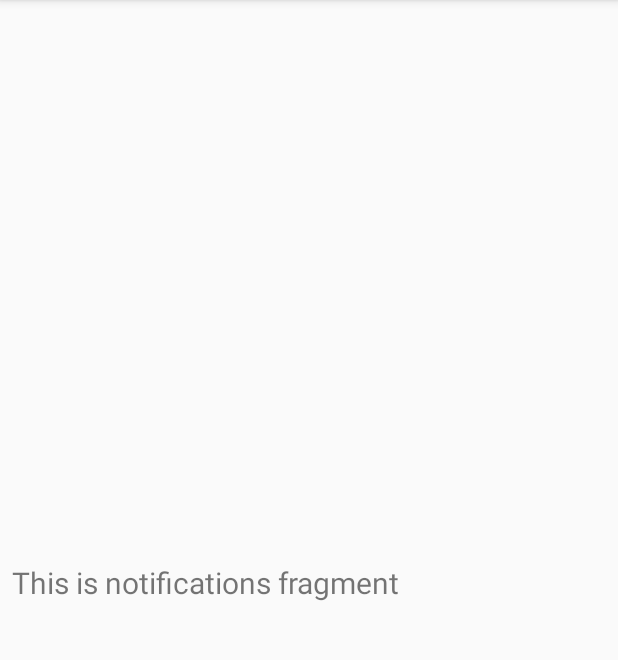
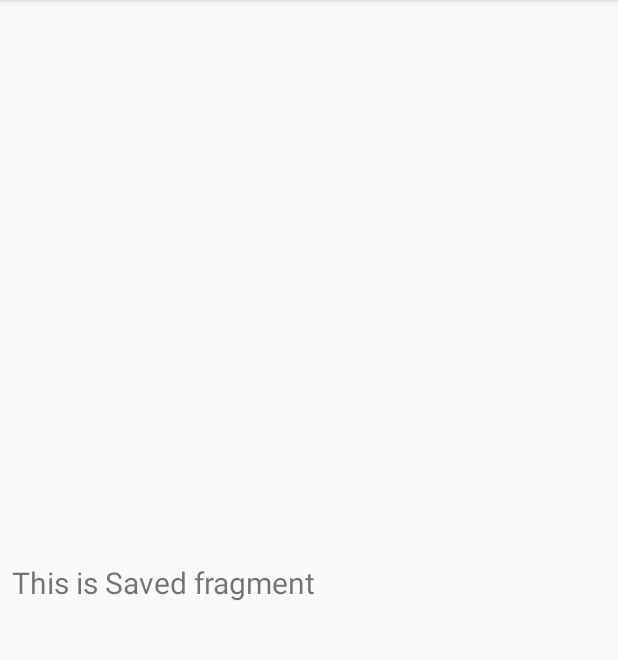
Before and after one commit to Busazhida/TaskApp.A2-1, an Android app: the fragment NotificationsFragment shown on its own in the app's theme, on a phone screen of 412 x 824 dp, the part 84-744 px from its top. Run offline under Robolectric (Android 15) with nearby library versions, the phone set to English and light mode, and no system bars.

Commit message:
Final commit

```diff
--- a/app/src/main/java/com/example/taskapp/ui/dashboard/DashboardViewModel.java
+++ b/app/src/main/java/com/example/taskapp/ui/dashboard/DashboardViewModel.java
@@ -10,7 +10,7 @@
 
     public DashboardViewModel() {
         mText = new MutableLiveData<>();
-        mText.setValue("This is dashboard fragment");
+        mText.setValue("This is Messages fragment");
     }
 
     public LiveData<String> getText() {
--- a/app/src/main/java/com/example/taskapp/ui/home/HomeViewModel.java
+++ b/app/src/main/java/com/example/taskapp/ui/home/HomeViewModel.java
@@ -10,7 +10,7 @@
 
     public HomeViewModel() {
         mText = new MutableLiveData<>();
-        mText.setValue("This is home fragment");
+        mText.setValue("This is Main fragment");
     }
 
     public LiveData<String> getText() {
--- a/app/src/main/java/com/example/taskapp/ui/notifications/NotificationsViewModel.java
+++ b/app/src/main/java/com/example/taskapp/ui/notifications/NotificationsViewModel.java
@@ -10,7 +10,7 @@
 
     public NotificationsViewModel() {
         mText = new MutableLiveData<>();
-        mText.setValue("This is notifications fragment");
+        mText.setValue("This is Saved fragment");
     }
 
     public LiveData<String> getText() {
--- a/app/src/main/res/layout/fragment_notifications.xml
+++ b/app/src/main/res/layout/fragment_notifications.xml
@@ -1,5 +1,6 @@
 <?xml version="1.0" encoding="utf-8"?>
-<androidx.constraintlayout.widget.ConstraintLayout xmlns:android="http://schemas.android.com/apk/res/android"
+<androidx.constraintlayout.widget.ConstraintLayout
+    xmlns:android="http://schemas.android.com/apk/res/android"
     xmlns:app="http://schemas.android.com/apk/res-auto"
     xmlns:tools="http://schemas.android.com/tools"
     android:layout_width="match_parent"
```
